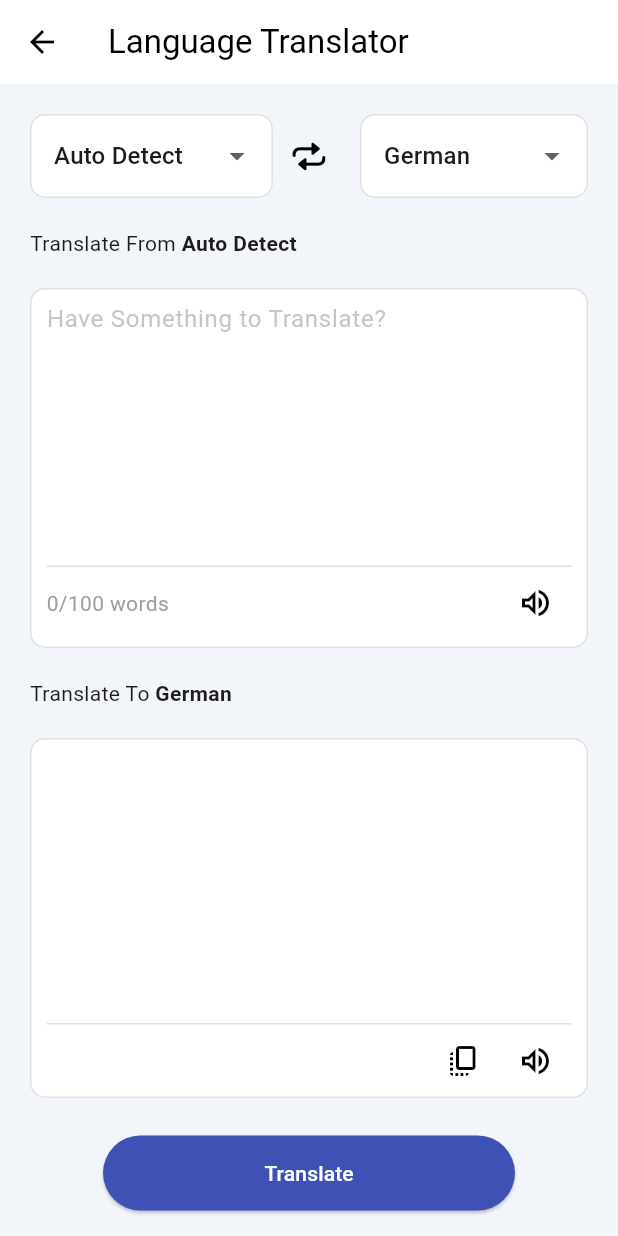
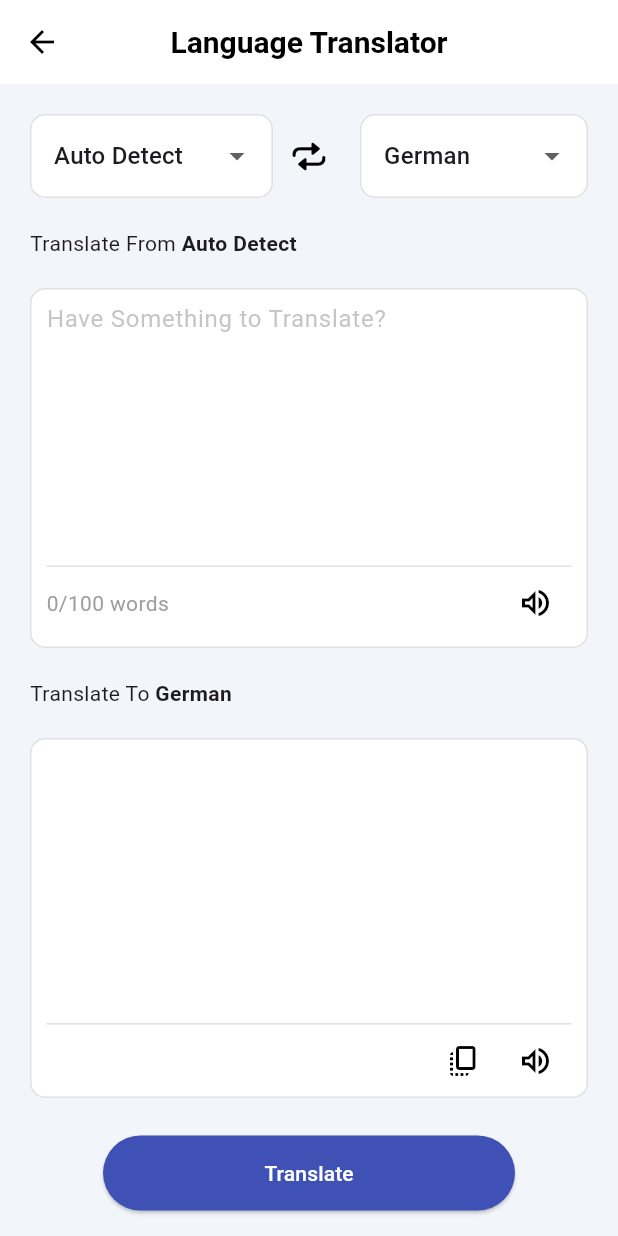
Before and after one commit to AdnanSheikh01/chat_bot_app, a Flutter app: the LanguageTranslationPage screen opened directly, on a phone screen of 412 x 824 dp. Run offline on Flutter 3.47's test engine with Material 3 defaults, Android fonts, the phone set to English and light mode, and no system bars; our stand-ins replace avatar_glow, camera, cloud_firestore, dash_chat_2, firebase_auth, firebase_core and 11 more; missing offline and left inert: google_ml_kit, markdown, translator; accounts and stored records are empty.

Commit message:
ninth commit

```diff
--- a/lib/screens/bottom_navbar/chat/chat.dart
+++ b/lib/screens/bottom_navbar/chat/chat.dart
@@ -115,7 +115,10 @@ class _ChatScreenState extends State<ChatScreen> {
           child: Scaffold(
             appBar: AppBar(
               centerTitle: true,
-              title: Text("Chats"),
+              title: Text(
+                "Chats",
+                style: TextStyle(fontWeight: FontWeight.bold, fontSize: 20),
+              ),
               actions: [
                 if (chatprovider.inchatMessage.isNotEmpty)
                   Padding(
--- a/lib/screens/bottom_navbar/home/audio/audio.dart
+++ b/lib/screens/bottom_navbar/home/audio/audio.dart
@@ -196,7 +196,10 @@ class _AudioPageState extends State<AudioPage> {
       child: Scaffold(
         backgroundColor: Colors.transparent,
         appBar: AppBar(
-          title: const Text("Audio Chat"),
+          title: const Text(
+            "Audio Chat",
+            style: TextStyle(fontWeight: FontWeight.bold, fontSize: 20),
+          ),
           centerTitle: true,
         ),
         body: Padding(
--- a/lib/screens/bottom_navbar/home/dum_lens.dart
+++ b/lib/screens/bottom_navbar/home/dum_lens.dart
@@ -115,7 +115,10 @@ class _LensPageState extends State<LensPage> {
         backgroundColor: Colors.transparent,
         appBar: AppBar(
           elevation: 0,
-          title: Text("Google Lens"),
+          title: Text(
+            "Google Lens",
+            style: TextStyle(fontWeight: FontWeight.bold, fontSize: 20),
+          ),
           centerTitle: true,
         ),
         body: SingleChildScrollView(
--- a/lib/screens/bottom_navbar/home/image_gen.dart
+++ b/lib/screens/bottom_navbar/home/image_gen.dart
@@ -71,7 +71,11 @@ class _ImageGeneratorPageState extends State<ImageGeneratorPage> {
             ),
       child: Scaffold(
         appBar: AppBar(
-          title: Text("Image Generator"),
+          centerTitle: true,
+          title: Text(
+            "Image Generator",
+            style: TextStyle(fontWeight: FontWeight.bold, fontSize: 20),
+          ),
         ),
         backgroundColor: Colors.transparent,
         body: SingleChildScrollView(
--- a/lib/screens/bottom_navbar/home/incognito_chat.dart
+++ b/lib/screens/bottom_navbar/home/incognito_chat.dart
@@ -90,10 +90,7 @@ class _IncognitoChatState extends State<IncognitoChat> {
           centerTitle: true,
           title: Text(
             "Incognito Chat",
-            style: TextStyle(
-                fontWeight: FontWeight.bold,
-                color: Theme.of(context).colorScheme.primary,
-                fontSize: 22),
+            style: TextStyle(fontWeight: FontWeight.bold, fontSize: 20),
           ),
         ),
         body: messages.isEmpty
--- a/lib/screens/bottom_navbar/home/language_trans.dart
+++ b/lib/screens/bottom_navbar/home/language_trans.dart
@@ -155,7 +155,12 @@ class _LanguageTranslationPageState extends State<LanguageTranslationPage> {
           : const BoxDecoration(color: Color(0xFFF2F5FA)),
       child: Scaffold(
         backgroundColor: Colors.transparent,
-        appBar: AppBar(title: const Text("Language Translator")),
+        appBar: AppBar(
+            centerTitle: true,
+            title: const Text(
+              "Language Translator",
+              style: TextStyle(fontWeight: FontWeight.bold, fontSize: 20),
+            )),
         body: SingleChildScrollView(
           child: Padding(
             padding: const EdgeInsets.all(20),
```
Also changed, not shown: lib/screens/bottom_navbar/home/code_gen.dart (+6 -2 lines), lib/widgets/prog_language.dart (renamed from lib/prog_language.dart).
